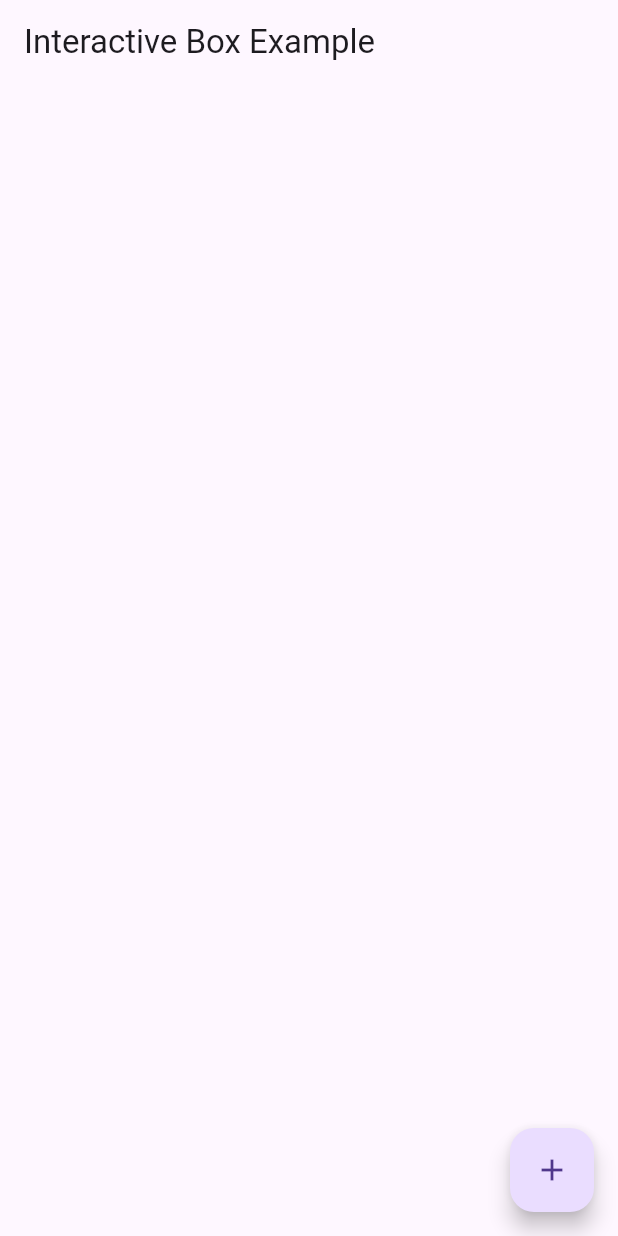
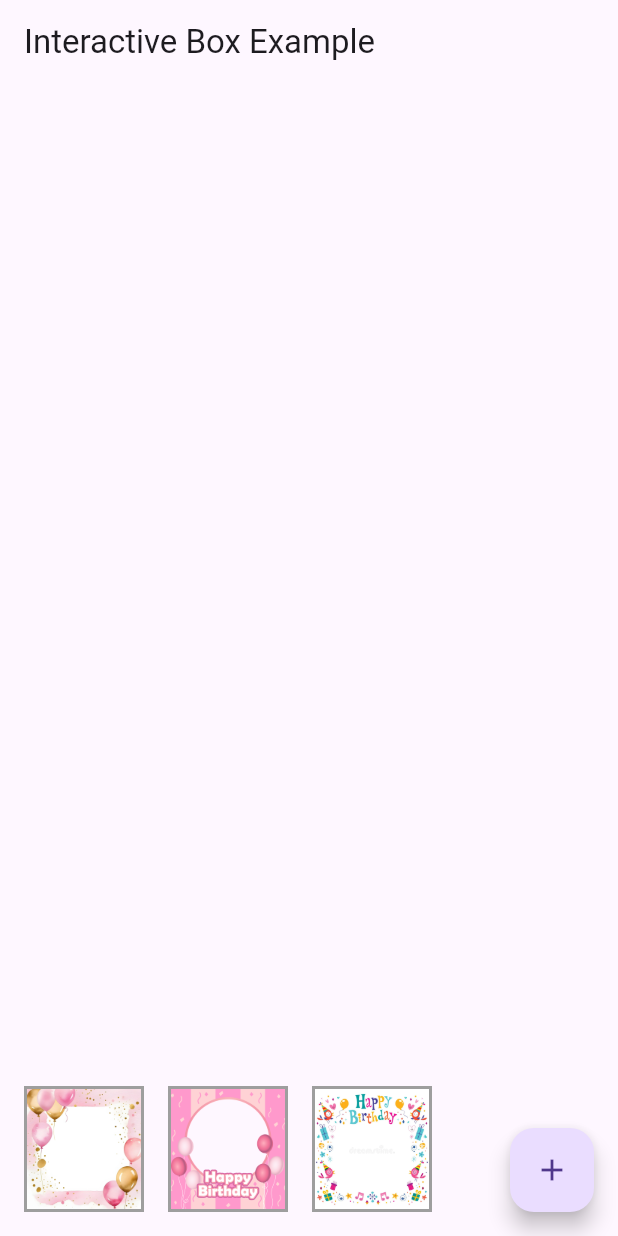
Before and after one commit to Alaminpk05/editor, a Flutter app: the screen it shows after launch, on a phone screen of 412 x 824 dp. Run offline on Flutter 3.47's test engine with Material 3 defaults, Android fonts, the phone set to English and light mode, and no system bars; our stand-ins replace image_picker; missing offline and left inert: interactive_box.

Commit message:
frame in the centre

```diff
--- a/lib/home.dart
+++ b/lib/home.dart
@@ -1,3 +1,5 @@
+import 'dart:collection';
+
 import 'package:flutter/material.dart';
 import 'package:interactive_box/interactive_box.dart';
 
@@ -172,6 +174,10 @@ class _FrameEditorScreenState extends State<FrameEditorScreen> {
       ),
       body: Column(
         children: [
+
+
+
+
           // Frame selection bar
           Container(
             height: 60,
--- a/lib/main.dart
+++ b/lib/main.dart
@@ -24,13 +24,12 @@ class InteractiveBoxExample extends StatefulWidget {
 class _InteractiveBoxExampleState extends State<InteractiveBoxExample> {
   final Map<int, InteractiveBox> interactiveWidgets = {};
   int _nextId = 0;
-
+  String? _selectedFrameImagePath;
   final ImagePicker _picker = ImagePicker();
 
   void _addText() async {
     final TextEditingController _textController = TextEditingController();
 
-    // Show the text input dialog
     await showDialog(
       context: context,
       builder: (context) {
@@ -43,14 +42,13 @@ class _InteractiveBoxExampleState extends State<InteractiveBoxExample> {
           actions: [
             TextButton(
               onPressed: () {
-                Navigator.pop(context); // Close the dialog
+                Navigator.pop(context);
               },
               child: Text('Cancel'),
             ),
             TextButton(
               onPressed: () {
                 if (_textController.text.isNotEmpty) {
-                  // Add the text as an interactive box
                   _addInteractiveBox(
                     child: Container(
                       padding: EdgeInsets.all(8),
@@ -63,7 +61,7 @@ class _InteractiveBoxExampleState extends State<InteractiveBoxExample> {
                       ),
                     ),
                   );
-                  Navigator.pop(context); // Close the dialog
+                  Navigator.pop(context);
                 }
               },
               child: Text('Add'),
@@ -103,6 +101,8 @@ class _InteractiveBoxExampleState extends State<InteractiveBoxExample> {
   }
 
   void _addInteractiveBox({required Widget child}) {
+    if (_selectedFrameImagePath == null) return;
+
     setState(() {
       int id = _nextId++;
       interactiveWidgets[id] = InteractiveBox(
@@ -160,16 +160,55 @@ class _InteractiveBoxExampleState extends State<InteractiveBoxExample> {
     });
   }
 
+  void _selectFrame(String imagePath) {
+    setState(() {
+      _selectedFrameImagePath = imagePath;
+    });
+  }
+
   @override
   Widget build(BuildContext context) {
     return Scaffold(
       appBar: AppBar(
         title: Text('Interactive Box Example'),
       ),
-      body: Stack(
-        children: [
-          ...interactiveWidgets.values,
-        ],
+      body: Padding(
+        padding: const EdgeInsets.all(8.0),
+        child: Column(
+          children: [
+            Expanded(
+              child: Stack(
+                alignment: Alignment.center,
+                children: [
+                  // Add widgets behind the frame
+                  ...interactiveWidgets.values,
+
+                  // Add the frame on top
+                  if (_selectedFrameImagePath != null)
+                    Center(
+                      child: ClipRect(
+                        child: Image.asset(
+                          _selectedFrameImagePath!,
+                          fit: BoxFit.cover,
+                        ),
+                      ),
+                    ),
+                ],
+              ),
+            ),
+            Container(
+              height: 100,
+              child: ListView(
+                scrollDirection: Axis.horizontal,
+                children: [
+                  _buildFrameOption('lib/assets/1.webp'),
+                  _buildFrameOption('lib/assets/2.webp'),
+                  _buildFrameOption('lib/assets/3.webp'),
+                ],
+              ),
+            ),
+          ],
+        ),
       ),
       floatingActionButton: FloatingActionButton(
         onPressed: () {
@@ -183,24 +222,24 @@ class _InteractiveBoxExampleState extends State<InteractiveBoxExample> {
                     leading: Icon(Icons.text_fields),
                     title: Text('Add Text'),
                     onTap: () {
-                      Navigator.pop(context); // Close the bottom sheet
-                      _addText(); // Open the text dialog
+                      Navigator.pop(context);
+                      _addText();
                     },
                   ),
                   ListTile(
                     leading: Icon(Icons.image),
                     title: Text('Add Image'),
                     onTap: () {
-                      Navigator.pop(context); // Close the bottom sheet
-                      _addImage(); // Open the image picker
+                      Navigator.pop(context);
+                      _addImage();
                     },
                   ),
                   ListTile(
                     leading: Icon(Icons.widgets),
                     title: Text('Add Container'),
                     onTap: () {
-                      Navigator.pop(context); // Close the bottom sheet
-                      _addContainer(); // Add a container
+                      Navigator.pop(context);
+                      _addContainer();
                     },
                   ),
                 ],
@@ -212,4 +251,25 @@ class _InteractiveBoxExampleState extends State<InteractiveBoxExample> {
       ),
     );
   }
+
+  Widget _buildFrameOption(String imagePath) {
+    return GestureDetector(
+      onTap: () => _selectFrame(imagePath),
+      child: Container(
+        margin: EdgeInsets.all(8),
+        width: 80,
+        height: 80,
+        decoration: BoxDecoration(
+          border: Border.all(
+            color: _selectedFrameImagePath == imagePath ? Colors.blue : Colors.grey,
+            width: 2,
+          ),
+        ),
+        child: Image.asset(
+          imagePath,
+          fit: BoxFit.cover,
+        ),
+      ),
+    );
+  }
 }
```
Also changed, not shown: lib/assets/1.webp (added), lib/assets/2.webp (added), lib/assets/3.webp (added).
